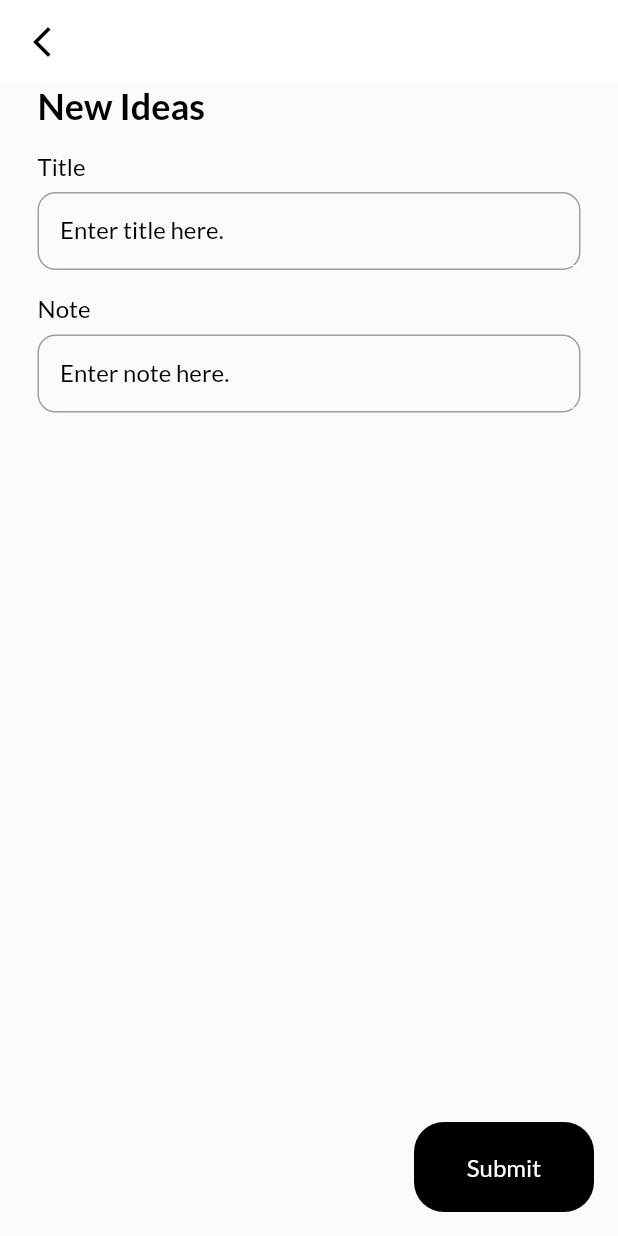
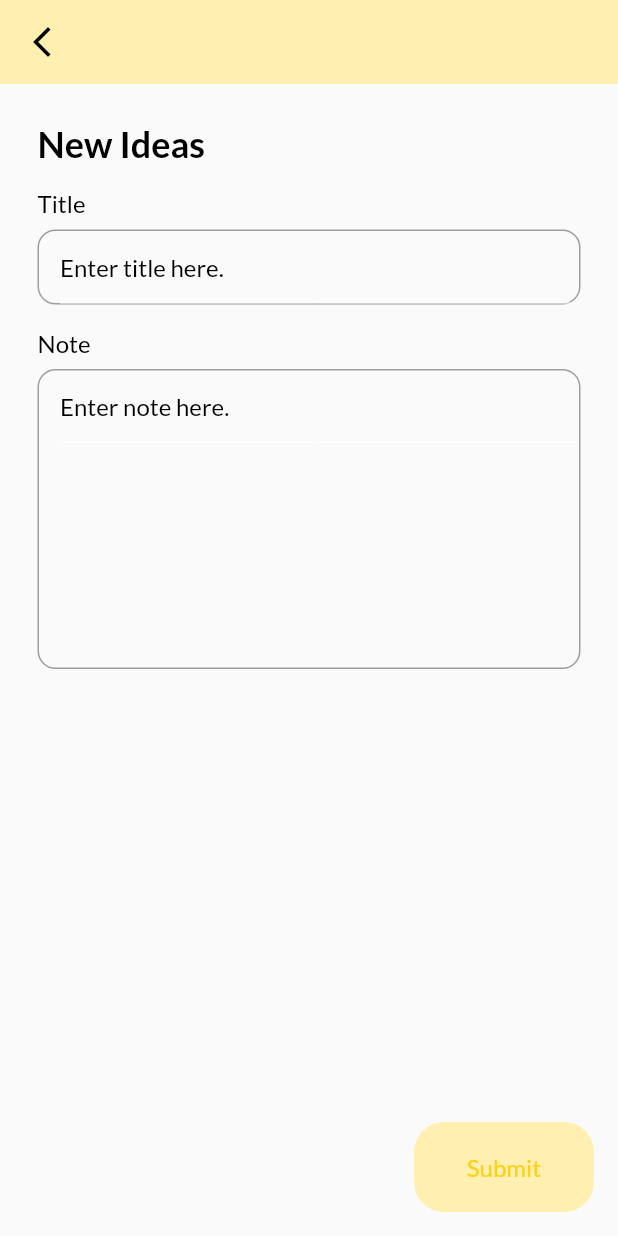
Before and after one commit to impulsado/personalDB, a Flutter app: the CategoryList screen opened directly with sample values from the repository, after a tap on "+ Add Note", on a phone screen of 412 x 824 dp. Run offline on Flutter 3.47's test engine with Material 2 defaults, Android fonts, the phone set to English and light mode, and no system bars; our stand-ins replace google_fonts.

Commit message:
(MOD) Icon and App Name #1 || AppBar Color

```diff
--- a/lib/categories/category_list.dart
+++ b/lib/categories/category_list.dart
@@ -15,7 +15,7 @@ class MyApp extends StatelessWidget {
   Widget build(BuildContext context) {
     return MaterialApp(
       theme: Themes.light,
-      home: CategoryList(MyCategory()), // ensure you pass an instance of MyCategory to DetailPage
+      home: CategoryList(MyCategory()),
     );
   }
 }
@@ -23,7 +23,7 @@ class MyApp extends StatelessWidget {
 class CategoryList extends StatelessWidget {
   final MyCategory myCategory;
 
-  CategoryList(this.myCategory);
+  const CategoryList(this.myCategory);
 
   @override
   Widget build(BuildContext context) {
@@ -33,20 +33,18 @@ class CategoryList extends StatelessWidget {
         child: Text('This is the ${myCategory.title} category'),
       ),
       floatingActionButtonLocation: FloatingActionButtonLocation.endFloat,
-      floatingActionButton: MyButton(label: "+ Add Note", onTap: (){
-        Navigator.push(
-          context,
-          MaterialPageRoute(
-            builder: (context) => DetailPage(myCategory),
-          ),
-        );
+      floatingActionButton: MyButton(
+        label: "+ Add Note",
+        bgColor: myCategory.bgColor ?? Colors.black,
+        iconColor: myCategory.iconColor ?? Colors.white,
+        onTap: (){Navigator.push(context, MaterialPageRoute(builder: (context) => DetailPage(myCategory),),);
       },),
     );
   }
 
   AppBar _buildAppBar(BuildContext context) {
     return AppBar(
-      backgroundColor: Colors.white,
+      backgroundColor: myCategory.bgColor,
       elevation: 0,
       leading: GestureDetector(
         child: const Icon(Icons.arrow_back_ios_new, color: Colors.black),
--- a/lib/constants/colors.dart
+++ b/lib/constants/colors.dart
@@ -1,9 +1,9 @@
 import 'package:flutter/material.dart';
 
 // Ideas
-const Color kYellowLight = Color(0xFFFFF9E6);
-const Color kYellow = Color(0xFFFFF3B0);
-const Color kYellowDark = Color(0xFFFFDA67);
+const Color kYellowLight = Color(0xFFFFF0B2);
+const Color kYellow = Color(0xFFFFE946);
+const Color kYellowDark = Color(0xFFFFD016);
 
 // Cooking
 const Color kPinkLight = Color(0xFFFFDBEC);
--- a/lib/constants/theme.dart
+++ b/lib/constants/theme.dart
@@ -5,7 +5,7 @@ class Themes {
   static final light = ThemeData(
     primaryColor: Colors.white,
     brightness: Brightness.light,
-    colorScheme: ColorScheme.light(background: Colors.white, surface: Colors.white,),
+    colorScheme: const ColorScheme.light(background: Colors.white, surface: Colors.white,),
   );
 }
 
@@ -19,12 +19,12 @@ TextStyle subHeadingStyle({required Color color}) {
   );
 }
 
-TextStyle get headingStyle {
+TextStyle headingStyle({required Color color}) {
   return GoogleFonts.lato(
       textStyle: TextStyle(
         fontSize: 24,
         fontWeight: FontWeight.bold,
-        color: Colors.black,
+        color: color,
       )
   );
 }
--- a/lib/detail/detail.dart
+++ b/lib/detail/detail.dart
@@ -23,6 +23,7 @@ class MyApp extends StatelessWidget {
 class DetailPage extends StatelessWidget {
   final MyCategory myCategory;
   final TextEditingController _titleController = TextEditingController();
+  final TextEditingController _noteController = TextEditingController();
 
   DetailPage(this.myCategory);
 
@@ -31,7 +32,7 @@ class DetailPage extends StatelessWidget {
     return Scaffold(
       appBar: _buildAppBar(context),
       body: Padding(
-        padding: const EdgeInsets.only(left:25, right:25),
+        padding: const EdgeInsets.only(left:25, right:25, top: 25),
         child: Column(
           mainAxisAlignment: MainAxisAlignment.spaceBetween,
           children: [
@@ -40,9 +41,9 @@ class DetailPage extends StatelessWidget {
                 child: Column(
                   crossAxisAlignment: CrossAxisAlignment.start,
                   children: [
-                    Text(myCategory.title ?? "Add Note", style: headingStyle,),
-                    MyInputField(title: "Title", hint: "Enter title here.", controller: _titleController),
-                    MyInputField(title: "Note", hint: "Enter note here.", controller: _titleController),
+                    Text(myCategory.title ?? "Add Note", style: headingStyle(color: Colors.black),),
+                    MyInputField(title: "Title", hint: "Enter title here.", controller: _titleController, height: 50),
+                    MyInputField(title: "Note", hint: "Enter note here.", controller: _noteController, height: 200),
                   ],
                 ),
               ),
@@ -51,13 +52,13 @@ class DetailPage extends StatelessWidget {
         ),
       ),
       floatingActionButtonLocation: FloatingActionButtonLocation.endFloat,
-      floatingActionButton: MyButton(label: "Submit", onTap: ()=>null,),
+      floatingActionButton: MyButton(label: "Submit", onTap: ()=>null, bgColor: myCategory.bgColor ?? Colors.black, iconColor: myCategory.iconColor ?? Colors.white,),
     );
   }
 
   AppBar _buildAppBar(BuildContext context) {
     return AppBar(
-      backgroundColor: Colors.white,
+      backgroundColor: myCategory.bgColor,
       elevation: 0,
       leading: GestureDetector(
         child: const Icon(Icons.arrow_back_ios_new, color: Colors.black),
--- a/lib/home/home.dart
+++ b/lib/home/home.dart
@@ -31,15 +31,15 @@ class HomePage extends StatelessWidget {
 
   Widget _buildBody() {
     return Padding(
-      padding: EdgeInsets.symmetric(horizontal: 15),
+      padding: const EdgeInsets.symmetric(horizontal: 15),
       child: Column(
           crossAxisAlignment: CrossAxisAlignment.start,
           children: [
-            Padding(
+            const Padding(
               padding: EdgeInsets.only(top: 25, left: 15),
               child: Text('Categories', style: TextStyle(fontSize: 22, fontWeight: FontWeight.bold)),
             ),
-            SizedBox(height: 10),
+            const SizedBox(height: 10),
             Expanded(child: Categories(),)
           ]
       ),
--- a/lib/widgets/button.dart
+++ b/lib/widgets/button.dart
@@ -4,7 +4,9 @@ import 'package:personaldb/constants/theme.dart';
 class MyButton extends StatelessWidget {
   final String label;
   final Function()? onTap;
-  const MyButton({Key? key, required this.label, required this.onTap}) : super(key: key);
+  final Color bgColor;
+  final Color iconColor;
+  const MyButton({Key? key, required this.label, required this.onTap, required this.bgColor, required this.iconColor}) : super(key: key);
 
   @override
   Widget build(BuildContext context) {
@@ -14,8 +16,8 @@ class MyButton extends StatelessWidget {
         width: 120,
         height: 60,
         alignment: Alignment.center,
-        decoration: BoxDecoration(borderRadius: BorderRadius.circular(20), color: Colors.black),
-        child: Text(label, style: subHeadingStyle(color: Colors.white),),
+        decoration: BoxDecoration(borderRadius: BorderRadius.circular(20), color: bgColor),
+        child: Text(label, style: subHeadingStyle(color: iconColor),),
       ),
     );
   }
--- a/lib/widgets/input_field.dart
+++ b/lib/widgets/input_field.dart
@@ -5,32 +5,36 @@ class MyInputField extends StatelessWidget {
   final String title;
   final String hint;
   final TextEditingController controller;
-  const MyInputField({Key? key,required this.title,required this.hint, required this.controller}) : super(key: key);
+  final int minLines;
+  final double? height;
+  const MyInputField({Key? key,required this.title,required this.hint, required this.controller, this.minLines = 1, this.height}) : super(key: key);
 
   @override
   Widget build(BuildContext context) {
     return Container(
-      margin: EdgeInsets.only(top:16),
+      margin: const EdgeInsets.only(top:16),
       child: Column(
         crossAxisAlignment: CrossAxisAlignment.start,
         children: [
           Text(title, style: subHeadingStyle(color: Colors.black),),
           Container(
-            height: 52,
-            margin: EdgeInsets.only(top:8.0),
-            padding: EdgeInsets.only(left:14),
+            height: height,
+            margin: const EdgeInsets.only(top:8.0),
+            padding: const EdgeInsets.only(left:14),
             decoration: BoxDecoration(border: Border.all(color: Colors.grey, width: 1.0), borderRadius: BorderRadius.circular(12)),
             child: TextFormField(
               autofocus: false,
               cursorColor: Colors.grey,
               controller: controller,
               style: subHeadingStyle(color: Colors.black),
+              minLines: minLines,
+              maxLines: null, // Allow infinite number of lines
               decoration: InputDecoration(
                 hintText: hint,
                 hintStyle: subHeadingStyle(color: Colors.black),
-                focusedErrorBorder: UnderlineInputBorder(borderSide: BorderSide(color: Colors.white, width: 0)),
-                enabledBorder: UnderlineInputBorder(borderSide: BorderSide(color: Colors.white, width: 0)),
-                focusedBorder: UnderlineInputBorder(borderSide: BorderSide(color: Colors.white, width: 0)),
+                focusedErrorBorder: const UnderlineInputBorder(borderSide: BorderSide(color: Colors.white, width: 0)),
+                enabledBorder: const UnderlineInputBorder(borderSide: BorderSide(color: Colors.white, width: 0)),
+                focusedBorder: const UnderlineInputBorder(borderSide: BorderSide(color: Colors.white, width: 0)),
               ),
             ),
           )
```
Also changed, not shown: pubspec.yaml (+5 -2 lines), images/avatar1.jpg (renamed from images/logo.jpg), images/avatar2.jpg (renamed from images/logo2.jpg), pubspec.lock, 1 other file.
